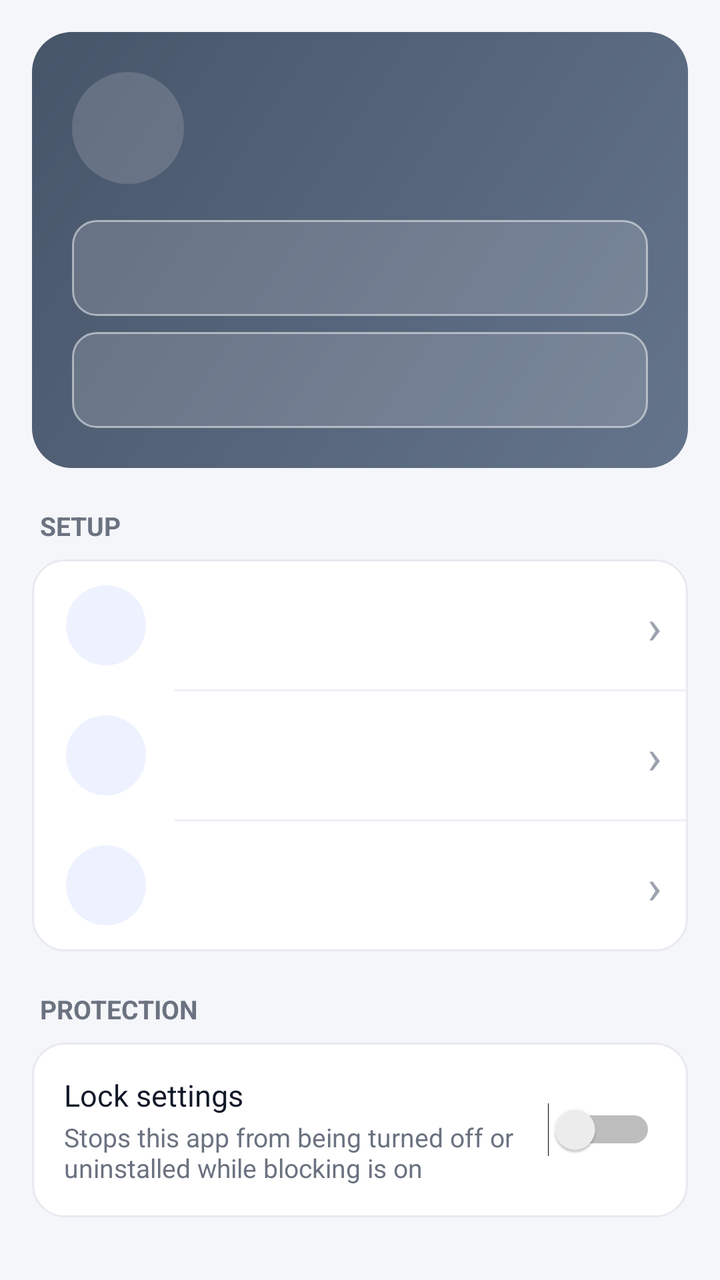
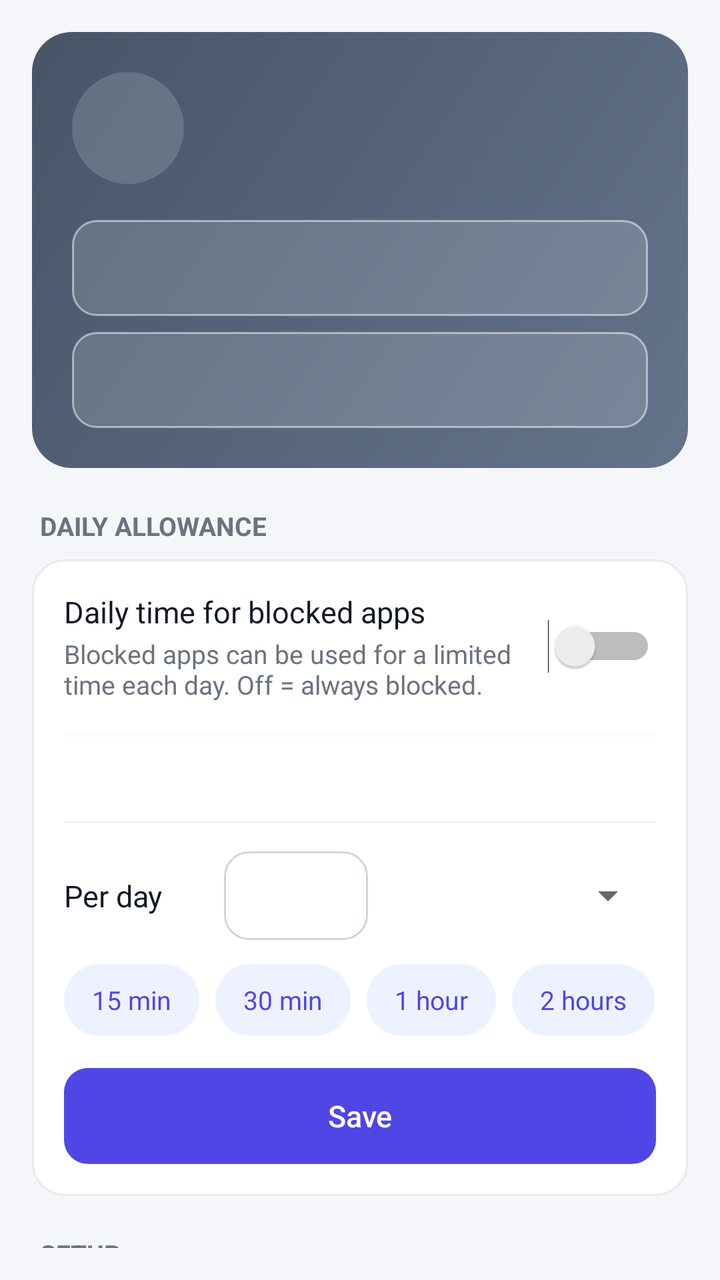

An Android layout rendered at two revisions. The XML below is the earlier revision; the diff shows what the commit changed to produce the second picture.
<!-- AndroidManifest.xml: application theme AppTheme -->
<!-- res/layout/main_header.xml -->
<?xml version="1.0" encoding="utf-8"?>
<LinearLayout xmlns:android="http://schemas.android.com/apk/res/android"
    android:layout_width="match_parent"
    android:layout_height="wrap_content"
    android:orientation="vertical"
    android:paddingStart="16dp"
    android:paddingTop="16dp"
    android:paddingEnd="16dp"
    android:paddingBottom="8dp">

    
    <LinearLayout
        android:id="@+id/statusCard"
        android:layout_width="match_parent"
        android:layout_height="wrap_content"
        android:background="@drawable/bg_status_off"
        android:orientation="vertical"
        android:padding="20dp">

        <LinearLayout
            android:layout_width="match_parent"
            android:layout_height="wrap_content"
            android:gravity="center_vertical"
            android:orientation="horizontal">

            <TextView
                android:id="@+id/statusIcon"
                android:layout_width="56dp"
                android:layout_height="56dp"
                android:background="@drawable/bg_blocked_circle"
                android:gravity="center"
                android:textSize="28sp" />

            <LinearLayout
                android:layout_width="0dp"
                android:layout_height="wrap_content"
                android:layout_marginStart="16dp"
                android:layout_weight="1"
                android:orientation="vertical">

                <TextView
                    android:id="@+id/statusTitle"
                    android:layout_width="match_parent"
                    android:layout_height="wrap_content"
                    android:textColor="#FFFFFF"
                    android:textSize="20sp"
                    android:textStyle="bold" />

                <TextView
                    android:id="@+id/statusSub"
                    android:layout_width="match_parent"
                    android:layout_height="wrap_content"
                    android:layout_marginTop="2dp"
                    android:textColor="#E6FFFFFF"
                    android:textSize="14sp" />
            </LinearLayout>
        </LinearLayout>

        <Button
            android:id="@+id/toggleBtn"
            style="@style/StatusButton"
            android:layout_marginTop="18dp" />

        <Button
            android:id="@+id/pauseBtn"
            style="@style/StatusButton"
            android:layout_marginTop="8dp" />
    </LinearLayout>

    
    <TextView
        android:id="@+id/accWarning"
        android:layout_width="match_parent"
        android:layout_height="wrap_content"
        android:layout_marginTop="12dp"
        android:background="@drawable/bg_warning"
        android:padding="12dp"
        android:text="@string/acc_warning"
        android:textColor="@color/warning_text"
        android:textSize="14sp"
        android:visibility="gone" />

    
    <TextView
        style="@style/SectionTitle"
        android:text="@string/section_setup" />

    <LinearLayout
        android:layout_width="match_parent"
        android:layout_height="wrap_content"
        android:background="@drawable/bg_card"
        android:orientation="vertical"
        android:padding="1dp">

        <include
            android:id="@+id/rowAcc"
            layout="@layout/row_setup" />

        <View
            android:layout_width="match_parent"
            android:layout_height="1dp"
            android:layout_marginStart="70dp"
            android:background="@color/divider" />

        <include
            android:id="@+id/rowAdmin"
            layout="@layout/row_setup" />

        <View
            android:layout_width="match_parent"
            android:layout_height="1dp"
            android:layout_marginStart="70dp"
            android:background="@color/divider" />

        <include
            android:id="@+id/rowFw"
            layout="@layout/row_setup" />
    </LinearLayout>

    
    <TextView
        style="@style/SectionTitle"
        android:text="@string/section_protection" />

    <LinearLayout
        android:layout_width="match_parent"
        android:layout_height="wrap_content"
        android:background="@drawable/bg_card"
        android:gravity="center_vertical"
        android:orientation="horizontal"
        android:padding="16dp">

        <LinearLayout
            android:layout_width="0dp"
            android:layout_height="wrap_content"
            android:layout_weight="1"
            android:orientation="vertical">

            <TextView
                android:layout_width="match_parent"
                android:layout_height="wrap_content"
                android:text="@string/protect_title"
                android:textColor="@color/text"
                android:textSize="15sp" />

            <TextView
                android:layout_width="match_parent"
                android:layout_height="wrap_content"
                android:layout_marginTop="2dp"
                android:text="@string/protect_sub"
                android:textColor="@color/text_muted"
                android:textSize="13sp" />
        </LinearLayout>

        <Switch
            android:id="@+id/protectSwitch"
            android:layout_width="wrap_content"
            android:layout_height="wrap_content"
            android:layout_marginStart="12dp" />
    </LinearLayout>

    
    <TextView
        android:id="@+id/appsHeader"
        style="@style/SectionTitle" />

    <EditText
        android:id="@+id/search"
        android:layout_width="match_parent"
        android:layout_height="wrap_content"
        android:layout_marginBottom="8dp"
        android:background="@drawable/bg_input"
        android:hint="@string/search_hint"
        android:inputType="text"
        android:singleLine="true"
        android:textColor="@color/text"
        android:textColorHint="@color/text_faint"
        android:textSize="15sp" />
</LinearLayout>
<!-- res/layout/row_setup.xml (included above) -->
<?xml version="1.0" encoding="utf-8"?>
<LinearLayout xmlns:android="http://schemas.android.com/apk/res/android"
    android:layout_width="match_parent"
    android:layout_height="wrap_content"
    android:background="@drawable/bg_row"
    android:clickable="true"
    android:focusable="true"
    android:gravity="center_vertical"
    android:minHeight="64dp"
    android:orientation="horizontal"
    android:paddingStart="16dp"
    android:paddingTop="12dp"
    android:paddingEnd="12dp"
    android:paddingBottom="12dp">

    <TextView
        android:id="@+id/rowIcon"
        android:layout_width="40dp"
        android:layout_height="40dp"
        android:background="@drawable/bg_icon_todo"
        android:gravity="center"
        android:textColor="@color/primary"
        android:textSize="16sp"
        android:textStyle="bold" />

    <LinearLayout
        android:layout_width="0dp"
        android:layout_height="wrap_content"
        android:layout_marginStart="14dp"
        android:layout_weight="1"
        android:orientation="vertical">

        <TextView
            android:id="@+id/rowTitle"
            android:layout_width="match_parent"
            android:layout_height="wrap_content"
            android:textColor="@color/text"
            android:textSize="15sp" />

        <TextView
            android:id="@+id/rowSub"
            android:layout_width="match_parent"
            android:layout_height="wrap_content"
            android:layout_marginTop="2dp"
            android:textColor="@color/text_muted"
            android:textSize="13sp" />
    </LinearLayout>

    <TextView
        android:layout_width="wrap_content"
        android:layout_height="wrap_content"
        android:paddingStart="8dp"
        android:text="›"
        android:textColor="@color/text_faint"
        android:textSize="24sp" />
</LinearLayout>
<!-- resources referenced by this layout -->
<resources>
  <color name="divider">#EEF0F4</color>
  <color name="primary">#4F46E5</color>
  <color name="text">#111827</color>
  <color name="text_faint">#9CA3AF</color>
  <color name="text_muted">#6B7280</color>
  <color name="warning_text">#92400E</color>
  <!-- drawable bg_blocked_circle (drawable) -->
  <?xml version="1.0" encoding="utf-8"?>
  <shape xmlns:android="http://schemas.android.com/apk/res/android" android:shape="oval">
      <solid android:color="#26FFFFFF" />
  </shape>
  <!-- drawable bg_icon_todo (drawable) -->
  <?xml version="1.0" encoding="utf-8"?>
  <shape xmlns:android="http://schemas.android.com/apk/res/android" android:shape="oval">
      <solid android:color="@color/primary_soft" />
  </shape>
  <!-- drawable bg_row (drawable) -->
  <?xml version="1.0" encoding="utf-8"?>
  <ripple xmlns:android="http://schemas.android.com/apk/res/android" android:color="#14000000">
      <item android:id="@android:id/mask">
          <color android:color="#FFFFFFFF" />
      </item>
  </ripple>
  <string name="acc_warning">⚠️ The accessibility service is off, so nothing is being blocked. Turn it on under Setup.</string>
  <string name="protect_sub">Stops this app from being turned off or uninstalled while blocking is on</string>
  <string name="protect_title">Lock settings</string>
  <string name="search_hint">Search apps…</string>
  <string name="section_protection">PROTECTION</string>
  <string name="section_setup">SETUP</string>
  <color name="card">#FFFFFF</color>
  <color name="card_stroke">#E8EAF0</color>
  <color name="primary_soft">#EEF2FF</color>
  <color name="primary_dark">#4338CA</color>
  <color name="bg">#F5F6FA</color>
  <!-- unchanged entries left out for length: 8 -->
</resources>

<!-- the commit's change to res/layout/main_header.xml (unified diff, before → after) -->
@@ -79,6 +79,149 @@
         android:textColor="@color/warning_text"
         android:textSize="14sp"
         android:visibility="gone" />
+
+    
+    <TextView
+        style="@style/SectionTitle"
+        android:text="@string/section_limit" />
+
+    <LinearLayout
+        android:layout_width="match_parent"
+        android:layout_height="wrap_content"
+        android:background="@drawable/bg_card"
+        android:orientation="vertical"
+        android:padding="16dp">
+
+        <LinearLayout
+            android:layout_width="match_parent"
+            android:layout_height="wrap_content"
+            android:gravity="center_vertical"
+            android:orientation="horizontal">
+
+            <LinearLayout
+                android:layout_width="0dp"
+                android:layout_height="wrap_content"
+                android:layout_weight="1"
+                android:orientation="vertical">
+
+                <TextView
+                    android:layout_width="match_parent"
+                    android:layout_height="wrap_content"
+                    android:text="@string/limit_title"
+                    android:textColor="@color/text"
+                    android:textSize="15sp" />
+
+                <TextView
+                    android:layout_width="match_parent"
+                    android:layout_height="wrap_content"
+                    android:layout_marginTop="2dp"
+                    android:text="@string/limit_sub"
+                    android:textColor="@color/text_muted"
+                    android:textSize="13sp" />
+            </LinearLayout>
+
+            <Switch
+                android:id="@+id/limitSwitch"
+                android:layout_width="wrap_content"
+                android:layout_height="wrap_content"
+                android:layout_marginStart="12dp" />
+        </LinearLayout>
+
+        <ProgressBar
+            android:id="@+id/limitProgress"
+            style="@android:style/Widget.Material.ProgressBar.Horizontal"
+            android:layout_width="match_parent"
+            android:layout_height="8dp"
+            android:layout_marginTop="14dp"
+            android:max="1000"
+            android:progressBackgroundTint="@color/primary_soft"
+            android:progressTint="@color/primary" />
+
+        <TextView
+            android:id="@+id/limitUsed"
+            android:layout_width="match_parent"
+            android:layout_height="wrap_content"
+            android:layout_marginTop="6dp"
+            android:textColor="@color/text_muted"
+            android:textSize="13sp" />
+
+        <View
+            android:layout_width="match_parent"
+            android:layout_height="1dp"
+            android:layout_marginTop="14dp"
+            android:layout_marginBottom="14dp"
+            android:background="@color/divider" />
+
+        <LinearLayout
+            android:layout_width="match_parent"
+            android:layout_height="wrap_content"
+            android:gravity="center_vertical"
+            android:orientation="horizontal">
+
+            <TextView
+                android:layout_width="80dp"
+                android:layout_height="wrap_content"
+                android:text="@string/limit_per_day"
+                android:textColor="@color/text"
+                android:textSize="15sp" />
+
+            <EditText
+                android:id="@+id/limitVal"
+                android:layout_width="72dp"
+                android:layout_height="wrap_content"
+                android:background="@drawable/bg_input"
+                android:gravity="center"
+                android:inputType="number"
+                android:maxLength="4"
+                android:textColor="@color/text" />
+
+            <Spinner
+                android:id="@+id/limitUnit"
+                android:layout_width="0dp"
+                android:layout_height="wrap_content"
+                android:layout_marginStart="8dp"
+                android:layout_weight="1" />
+        </LinearLayout>
+
+        <HorizontalScrollView
+            android:layout_width="match_parent"
+            android:layout_height="wrap_content"
+            android:layout_marginTop="12dp"
+            android:scrollbars="none">
+
+            <LinearLayout
+                android:layout_width="wrap_content"
+                android:layout_height="wrap_content"
+                android:orientation="horizontal">
+
+                <TextView
+                    android:id="@+id/limitP15"
+                    style="@style/Chip"
+                    android:text="@string/limit_p15" />
+
+                <TextView
+                    android:id="@+id/limitP30"
+                    style="@style/Chip"
+                    android:text="@string/limit_p30" />
+
+                <TextView
+                    android:id="@+id/limitP60"
+                    style="@style/Chip"
+                    android:text="@string/limit_p60" />
+
+                <TextView
+                    android:id="@+id/limitP120"
+                    style="@style/Chip"
+                    android:text="@string/limit_p120" />
+            </LinearLayout>
+        </HorizontalScrollView>
+
+        <Button
+            android:id="@+id/limitSave"
+            style="@style/PrimaryButton"
+            android:layout_marginTop="16dp"
+            android:text="@string/save" />
+    </LinearLayout>
 
     
     <TextView
<!-- resource entries referenced after the edit -->
@@ -24,13 +24,64 @@
       </item>
   </ripple>
   <string name="acc_warning">⚠️ The accessibility service is off, so nothing is being blocked. Turn it on under Setup.</string>
+  <string name="limit_p120">2 hours</string>
+  <string name="limit_p15">15 min</string>
+  <string name="limit_p30">30 min</string>
+  <string name="limit_p60">1 hour</string>
+  <string name="limit_per_day">Per day</string>
+  <string name="limit_sub">Blocked apps can be used for a limited time each day. Off = always blocked.</string>
+  <string name="limit_title">Daily time for blocked apps</string>
   <string name="protect_sub">Stops this app from being turned off or uninstalled while blocking is on</string>
   <string name="protect_title">Lock settings</string>
+  <string name="save">Save</string>
   <string name="search_hint">Search apps…</string>
+  <string name="section_limit">DAILY ALLOWANCE</string>
   <string name="section_protection">PROTECTION</string>
   <string name="section_setup">SETUP</string>
+  <style name="Chip">
+          <item name="android:layout_width">wrap_content</item>
+          <item name="android:layout_height">36dp</item>
+          <item name="android:layout_marginEnd">8dp</item>
+          <item name="android:background">@drawable/bg_chip</item>
+          <item name="android:gravity">center</item>
+          <item name="android:paddingStart">14dp</item>
+          <item name="android:paddingEnd">14dp</item>
+          <item name="android:textColor">@color/primary</item>
+          <item name="android:textSize">13sp</item>
+          <item name="android:clickable">true</item>
+          <item name="android:focusable">true</item>
+      </style>
+  <style name="PrimaryButton">
+          <item name="android:layout_width">match_parent</item>
+          <item name="android:layout_height">48dp</item>
+          <item name="android:background">@drawable/btn_primary</item>
+          <item name="android:textColor">#FFFFFF</item>
+          <item name="android:textSize">15sp</item>
+          <item name="android:textAllCaps">false</item>
+          <item name="android:stateListAnimator">@null</item>
+      </style>
   <color name="card">#FFFFFF</color>
   <color name="card_stroke">#E8EAF0</color>
+  <!-- drawable bg_chip (drawable) -->
+  <?xml version="1.0" encoding="utf-8"?>
+  <ripple xmlns:android="http://schemas.android.com/apk/res/android" android:color="#224F46E5">
+      <item>
+          <shape android:shape="rectangle">
+              <solid android:color="@color/primary_soft" />
+              <corners android:radius="18dp" />
+          </shape>
+      </item>
+  </ripple>
+  <!-- drawable btn_primary (drawable) -->
+  <?xml version="1.0" encoding="utf-8"?>
+  <ripple xmlns:android="http://schemas.android.com/apk/res/android" android:color="#33FFFFFF">
+      <item>
+          <shape android:shape="rectangle">
+              <solid android:color="@color/primary" />
+              <corners android:radius="12dp" />
+          </shape>
+      </item>
+  </ripple>
   <color name="primary_soft">#EEF2FF</color>
   <color name="primary_dark">#4338CA</color>
   <color name="bg">#F5F6FA</color>
